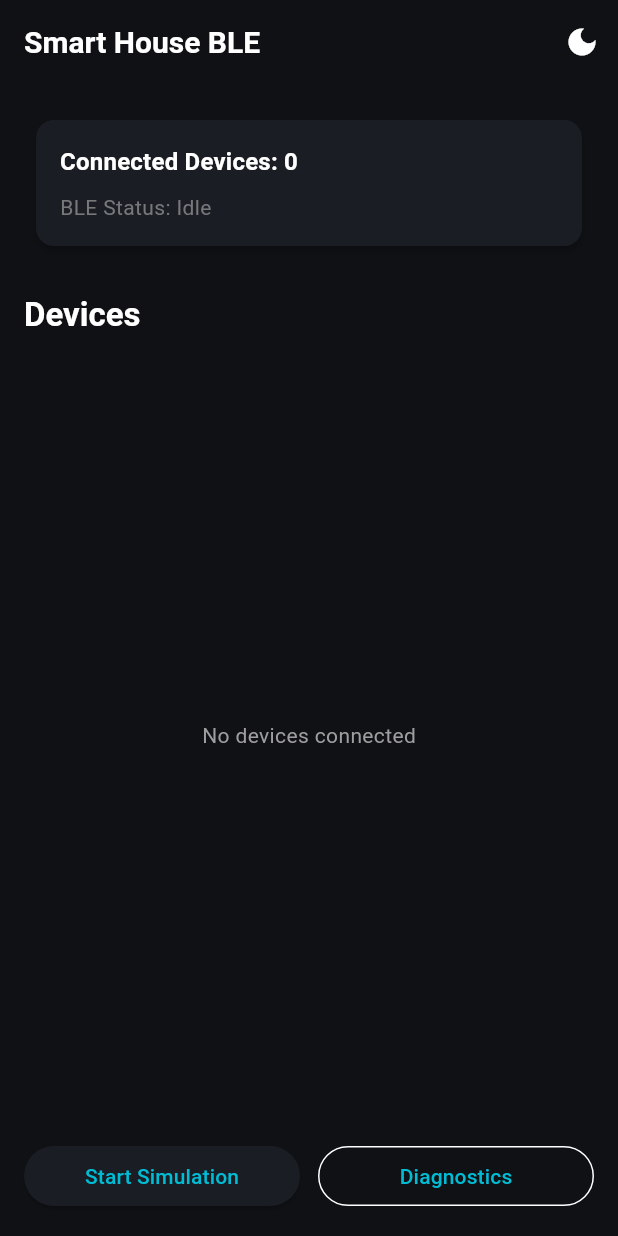
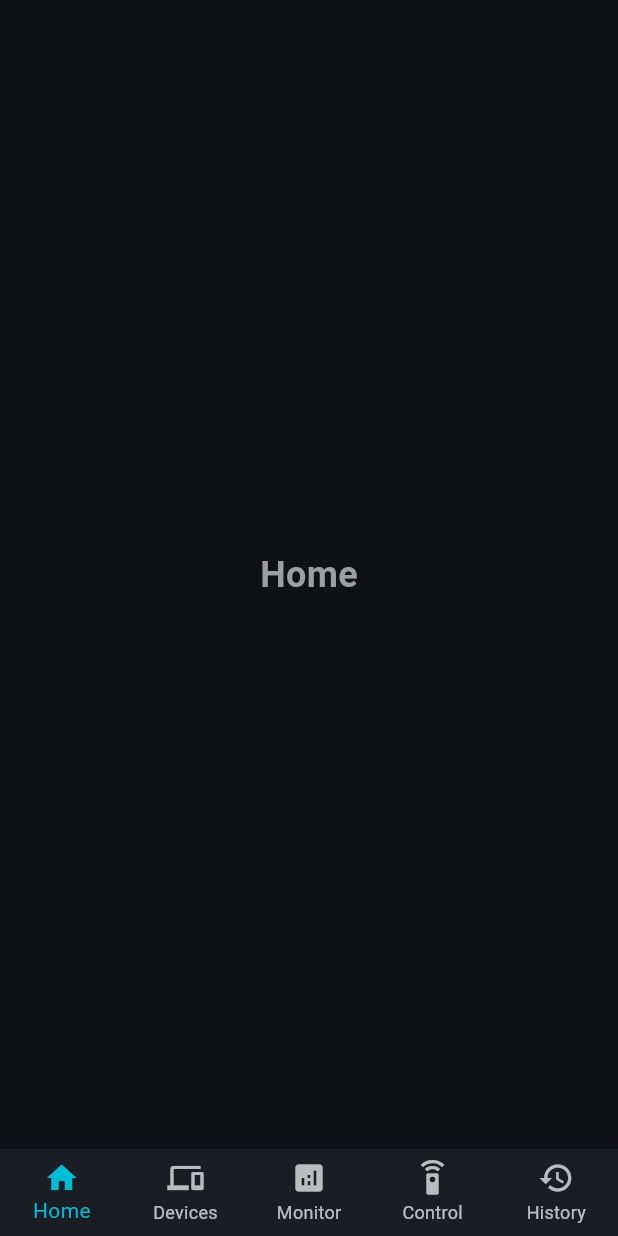
Before and after one commit to DevD-user/smart_house_ble, a Flutter app: the screen it shows after launch, on a phone screen of 412 x 824 dp. Run offline on Flutter 3.47's test engine with Material 3 defaults, Android fonts, the phone set to English and light mode, and no system bars.

Commit message:
Completed foundation architecture phase

```diff
--- a/lib/main.dart
+++ b/lib/main.dart
@@ -1,21 +1,29 @@
 import 'package:flutter/material.dart';
+import 'package:flutter/services.dart';
 import 'package:provider/provider.dart';
 
-import 'screens/dashboard_screen.dart';
+import 'screens/splash_screen.dart';
 import 'state/ble/ble_manager_provider.dart';
 import 'state/connection/connection_provider.dart';
 import 'state/device/device_provider.dart';
 import 'state/theme/theme_provider.dart';
 import 'theme/app_theme.dart';
 
-void main() {
+Future<void> main() async {
+  WidgetsFlutterBinding.ensureInitialized();
+
+  await SystemChrome.setPreferredOrientations([DeviceOrientation.portraitUp]);
+
   runApp(
     MultiProvider(
       providers: [
         ChangeNotifierProvider(create: (_) => DeviceProvider()),
         ChangeNotifierProvider(create: (_) => ConnectionProvider()),
-        ChangeNotifierProxyProvider2<DeviceProvider, ConnectionProvider,
-            BleManagerProvider>(
+        ChangeNotifierProxyProvider2<
+          DeviceProvider,
+          ConnectionProvider,
+          BleManagerProvider
+        >(
           create: (_) => BleManagerProvider(),
           update: (_, deviceProvider, connectionProvider, bleProvider) {
             bleProvider ??= BleManagerProvider();
@@ -47,7 +55,7 @@ class SmartHouseApp extends StatelessWidget {
     return MaterialApp(
       debugShowCheckedModeBanner: false,
       theme: theme,
-      home: const DashboardScreen(),
+      home: const SplashScreen(),
     );
   }
 }
--- /dev/null
+++ b/lib/screens/home_page.dart
@@ -0,0 +1,17 @@
+import 'package:flutter/material.dart';
+
+class HomePage extends StatelessWidget {
+  const HomePage({super.key});
+
+  @override
+  Widget build(BuildContext context) {
+    return const Scaffold(
+      body: Center(
+        child: Text(
+          'Home',
+          style: TextStyle(fontSize: 24, fontWeight: FontWeight.bold),
+        ),
+      ),
+    );
+  }
+}
--- /dev/null
+++ b/lib/screens/navigation_wrapper.dart
@@ -0,0 +1,67 @@
+import 'package:flutter/material.dart';
+
+import 'home_page.dart';
+import 'devices_page.dart';
+import 'monitor_page.dart';
+import 'control_page.dart';
+import 'history_page.dart';
+
+class NavigationWrapper extends StatefulWidget {
+  const NavigationWrapper({super.key});
+
+  @override
+  State<NavigationWrapper> createState() => _NavigationWrapperState();
+}
+
+class _NavigationWrapperState extends State<NavigationWrapper> {
+  int _currentIndex = 0;
+
+  final List<Widget> _pages = const [
+    HomePage(),
+    DevicesPage(),
+    MonitorPage(),
+    ControlPage(),
+    HistoryPage(),
+  ];
+
+  @override
+  Widget build(BuildContext context) {
+    return Scaffold(
+      body: IndexedStack(
+        index: _currentIndex,
+        children: _pages,
+      ),
+      bottomNavigationBar: BottomNavigationBar(
+        currentIndex: _currentIndex,
+        onTap: (index) {
+          setState(() {
+            _currentIndex = index;
+          });
+        },
+        type: BottomNavigationBarType.fixed,
+        items: const [
+          BottomNavigationBarItem(
+            icon: Icon(Icons.home),
+            label: 'Home',
+          ),
+          BottomNavigationBarItem(
+            icon: Icon(Icons.devices),
+            label: 'Devices',
+          ),
+          BottomNavigationBarItem(
+            icon: Icon(Icons.analytics),
+            label: 'Monitor',
+          ),
+          BottomNavigationBarItem(
+            icon: Icon(Icons.settings_remote),
+            label: 'Control',
+          ),
+          BottomNavigationBarItem(
+            icon: Icon(Icons.history),
+            label: 'History',
+          ),
+        ],
+      ),
+    );
+  }
+}
```
Also changed, not shown: lib/screens/control_page.dart (added, +17 -0 lines), lib/screens/devices_page.dart (added, +17 -0 lines), lib/screens/history_page.dart (added, +17 -0 lines), lib/screens/monitor_page.dart (added, +17 -0 lines), lib/screens/splash_screen.dart (added, +127 -0 lines), 1 other file.
